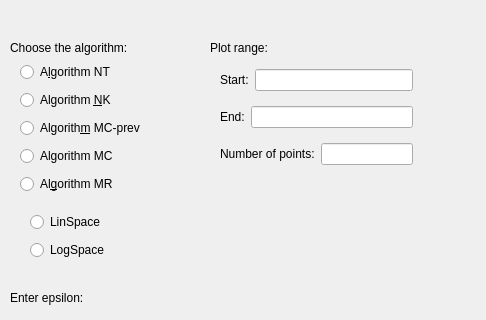
Qt form GUI/loop_shaping_dialog.ui (Isaac-Martinez-Forte/QFTbx) before a commit; both pictures show x 0 to 486 and y 0 to 320 of the 486 by 495 pixel window.
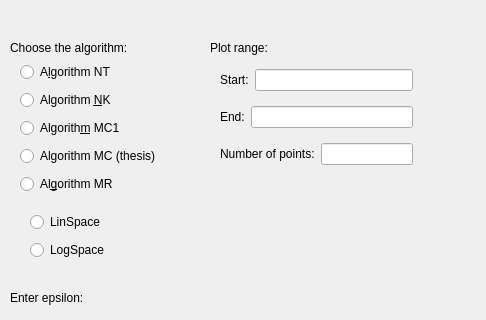
The same form after that commit.

Commit message: Rename the loop-shaping algorithms after their literature names

What changed in the file:
```diff
--- a/GUI/loop_shaping_dialog.ui
+++ b/GUI/loop_shaping_dialog.ui
@@ -50,7 +50,7 @@
    </property>
    <layout class="QVBoxLayout" name="verticalLayout">
     <item>
-     <widget class="QRadioButton" name="sachin">
+     <widget class="QRadioButton" name="ntRadio">
       <property name="text">
        <string>A&amp;lgorithm NT</string>
       </property>
@@ -66,14 +66,14 @@
     <item>
      <widget class="QRadioButton" name="mcRadio">
       <property name="text">
-       <string>Algorith&amp;m MC-prev</string>
+       <string>Algorith&amp;m MC1</string>
       </property>
      </widget>
     </item>
     <item>
-     <widget class="QRadioButton" name="ntRadio">
+     <widget class="QRadioButton" name="mcThesisRadio">
       <property name="text">
-       <string>Algorithm MC</string>
+       <string>Algorithm MC (thesis)</string>
       </property>
      </widget>
     </item>
```
Left out of the diff: 2 changed lines with no effect on the pictures. The commit also changes 18 other files.
